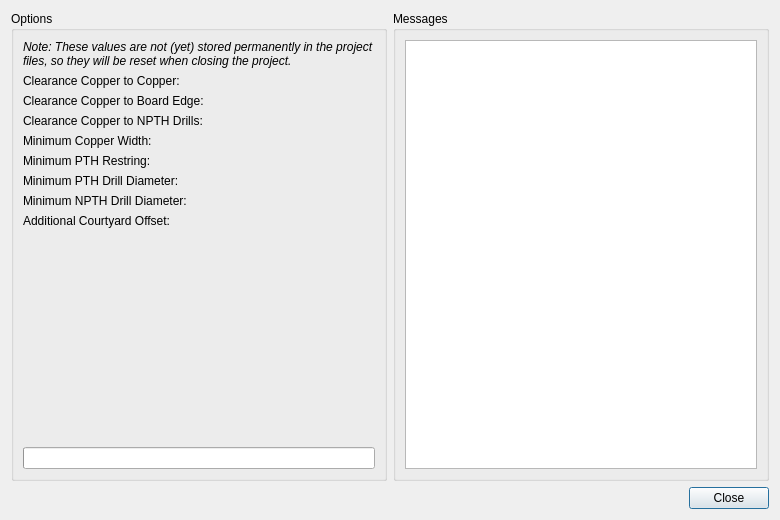
Qt form libs/librepcb/projecteditor/boardeditor/boarddesignrulecheckdialog.ui (LibrePCB/LibrePCB) before a commit.
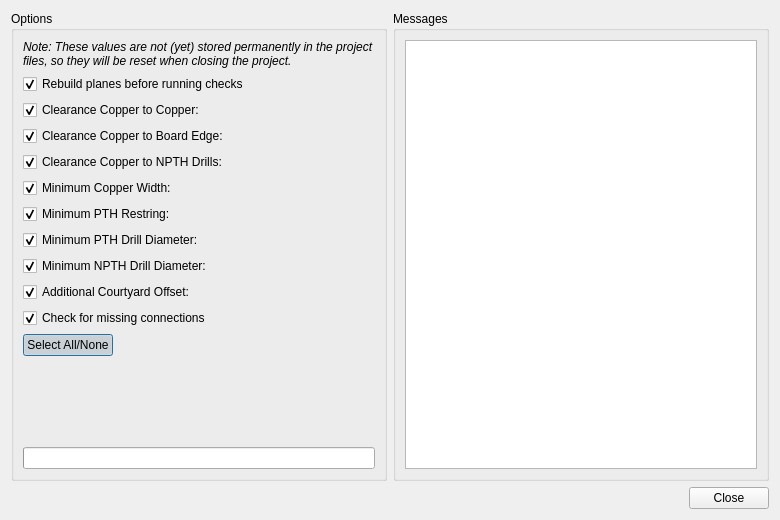
The same form after that commit. Custom widgets are drawn as their Qt base class.

Commit message: DRC dialog: Add checkboxes to select checks to execute

The edit to the form file:
```diff
--- a/libs/librepcb/projecteditor/boardeditor/boarddesignrulecheckdialog.ui
+++ b/libs/librepcb/projecteditor/boardeditor/boarddesignrulecheckdialog.ui
@@ -40,87 +40,121 @@
           </property>
          </widget>
         </item>
-        <item row="1" column="0">
-         <widget class="QLabel" name="label">
+        <item row="2" column="0">
+         <widget class="QCheckBox" name="cbxClearanceCopperCopper">
           <property name="text">
            <string>Clearance Copper to Copper:</string>
           </property>
+          <property name="checked">
+           <bool>true</bool>
+          </property>
          </widget>
         </item>
-        <item row="1" column="1">
+        <item row="2" column="1">
          <widget class="librepcb::UnsignedLengthEdit" name="edtClearanceCopperCopper" native="true"/>
         </item>
-        <item row="2" column="0">
-         <widget class="QLabel" name="label_2">
+        <item row="3" column="0">
+         <widget class="QCheckBox" name="cbxClearanceCopperBoard">
           <property name="text">
            <string>Clearance Copper to Board Edge:</string>
           </property>
+          <property name="checked">
+           <bool>true</bool>
+          </property>
          </widget>
         </item>
-        <item row="2" column="1">
+        <item row="3" column="1">
          <widget class="librepcb::UnsignedLengthEdit" name="edtClearanceCopperBoard" native="true"/>
         </item>
-        <item row="3" column="0">
-         <widget class="QLabel" name="label_8">
+        <item row="4" column="0">
+         <widget class="QCheckBox" name="cbxClearanceCopperNpth">
           <property name="text">
            <string>Clearance Copper to NPTH Drills:</string>
           </property>
+          <property name="checked">
+           <bool>true</bool>
+          </property>
          </widget>
         </item>
-        <item row="3" column="1">
+        <item row="4" column="1">
          <widget class="librepcb::UnsignedLengthEdit" name="edtClearanceCopperNpth" native="true"/>
         </item>
-        <item row="4" column="0">
-         <widget class="QLabel" name="label_3">
+        <item row="5" column="0">
+         <widget class="QCheckBox" name="cbxMinCopperWidth">
           <property name="text">
            <string>Minimum Copper Width:</string>
           </property>
+          <property name="checked">
+           <bool>true</bool>
+          </property>
          </widget>
         </item>
-        <item row="4" column="1">
+        <item row="5" column="1">
          <widget class="librepcb::UnsignedLengthEdit" name="edtMinCopperWidth" native="true"/>
         </item>
-        <item row="5" column="0">
-         <widget class="QLabel" name="label_6">
+        <item row="6" column="0">
+         <widget class="QCheckBox" name="cbxMinPthRestring">
           <property name="text">
            <string>Minimum PTH Restring:</string>
           </property>
+          <property name="checked">
+           <bool>true</bool>
+          </property>
          </widget>
         </item>
-        <item row="5" column="1">
+        <item row="6" column="1">
          <widget class="librepcb::UnsignedLengthEdit" name="edtMinPthRestring" native="true"/>
         </item>
-        <item row="6" column="0">
-         <widget class="QLabel" name="label_4">
+        <item row="7" column="0">
+         <widget class="QCheckBox" name="cbxMinPthDrillDiameter">
           <property name="text">
            <string>Minimum PTH Drill Diameter:</string>
           </property>
+          <property name="checked">
+           <bool>true</bool>
+          </property>
          </widget>
         </item>
-        <item row="6" column="1">
+        <item row="7" column="1">
          <widget class="librepcb::UnsignedLengthEdit" name="edtMinPthDrillDiameter" native="true"/>
         </item>
-        <item row="7" column="0">
-         <widget class="QLabel" name="label_5">
+        <item row="8" column="0">
+         <widget class="QCheckBox" name="cbxMinNpthDrillDiameter">
           <property name="text">
            <string>Minimum NPTH Drill Diameter:</string>
           </property>
+          <property name="checked">
+           <bool>true</bool>
+          </property>
          </widget>
         </item>
-        <item row="7" column="1">
+        <item row="8" column="1">
          <widget class="librepcb::UnsignedLengthEdit" name="edtMinNpthDrillDiameter" native="true"/>
         </item>
-        <item row="8" column="0">
-         <widget class="QLabel" name="label_9">
+        <item row="9" column="0">
+         <widget class="QCheckBox" name="cbxCourtyardOffset">
           <property name="text">
            <string>Additional Courtyard Offset:</string>
           </property>
+          <property name="checked">
+           <bool>true</bool>
+          </property>
          </widget>
         </item>
-        <item row="8" column="1">
+        <item row="9" column="1">
          <widget class="librepcb::LengthEdit" name="edtCourtyardOffset" native="true"/>
         </item>
-        <item row="9" column="0">
+        <item row="10" column="0">
+         <widget class="QCheckBox" name="cbxMissingConnections">
+          <property name="text">
+           <string>Check for missing connections</string>
+          </property>
+          <property name="checked">
+           <bool>true</bool>
+          </property>
+         </widget>
+        </item>
+        <item row="12" column="0">
          <spacer name="verticalSpacer">
           <property name="orientation">
            <enum>Qt::Vertical</enum>
@@ -133,7 +167,17 @@
           </property>
          </spacer>
         </item>
-        <item row="10" column="0" colspan="2">
+        <item row="1" column="0">
+         <widget class="QCheckBox" name="cbxRebuildPlanes">
+          <property name="text">
+           <string>Rebuild planes before running checks</string>
+          </property>
+          <property name="checked">
+           <bool>true</bool>
+          </property>
+         </widget>
+        </item>
+        <item row="13" column="0" colspan="2">
          <widget class="QProgressBar" name="prgProgress">
           <property name="value">
            <number>0</number>
@@ -143,6 +187,19 @@
           </property>
          </widget>
         </item>
+        <item row="11" column="0">
+         <widget class="QPushButton" name="btnSelectAll">
+          <property name="text">
+           <string>Select All/None</string>
+          </property>
+          <property name="checkable">
+           <bool>true</bool>
+          </property>
+          <property name="checked">
+           <bool>true</bool>
+          </property>
+         </widget>
+        </item>
        </layout>
       </widget>
      </item>
```
The commit also changes 3 other files.
